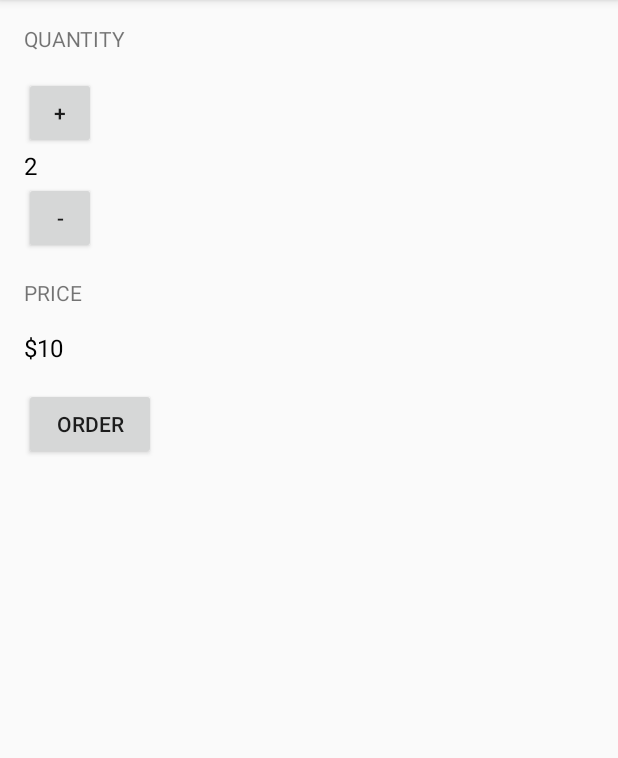
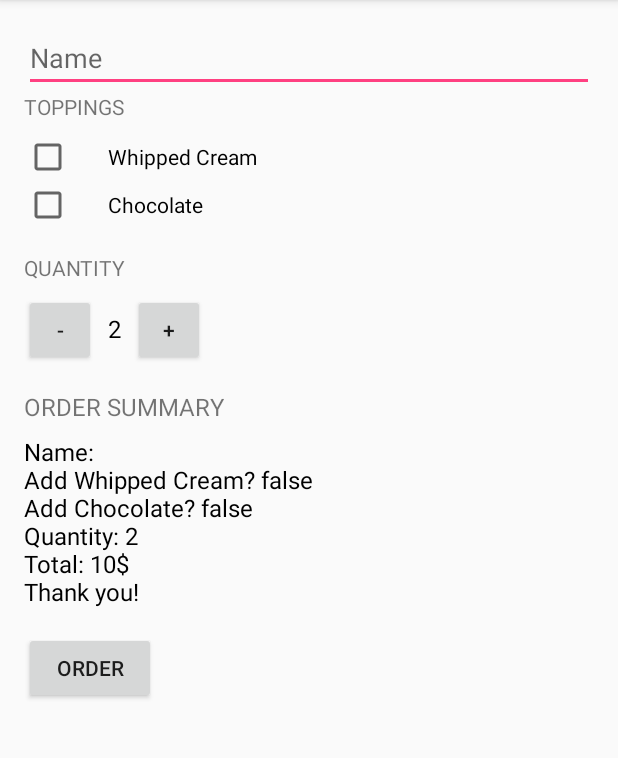
Before and after one commit to jandoant/justjava, an Android app: the screen it shows after launch (MainActivity), after a tap on "ORDER", on a phone screen of 412 x 824 dp, the part 84-842 px from its top. Run offline under Robolectric (Android 15) with nearby library versions, the phone set to English and light mode, and no system bars.

Commit message:
v.03 - UI Update

```diff
--- a/app/src/main/java/com/gmail/jandoant/justjava/MainActivity.java
+++ b/app/src/main/java/com/gmail/jandoant/justjava/MainActivity.java
@@ -3,12 +3,18 @@ package com.gmail.jandoant.justjava;
 import android.os.Bundle;
 import android.support.v7.app.AppCompatActivity;
 import android.view.View;
+import android.widget.CheckBox;
+import android.widget.EditText;
 import android.widget.TextView;
 
 public class MainActivity extends AppCompatActivity {
 
-    int numberOfCoffees, pricePerCoffee, price;
-    TextView txt_quantity, txt_price;
+    private int numberOfCoffees, pricePerCoffee, price;
+    private EditText editText_clientName;
+    private TextView txt_quantity, txt_order;
+    private CheckBox chkBox_cream, chkBox_chocolate;
+    private String clientName;
+    private boolean hasWhippedCream, hasChocolate;
 
 
     @Override
@@ -19,15 +25,27 @@ public class MainActivity extends AppCompatActivity {
         //initial Values
         numberOfCoffees = 2;
         pricePerCoffee = 5;
+        clientName = null;
 
         //initUI
+        editText_clientName = (EditText) findViewById(R.id.editText_clientName);
         txt_quantity = (TextView) findViewById(R.id.txt_quantity);
-        txt_price = (TextView) findViewById(R.id.txt_price);
-        updateOrder();
+        txt_order = (TextView) findViewById(R.id.txt_order_summary);
+        chkBox_cream = (CheckBox) findViewById(R.id.chkBox_cream);
+        chkBox_chocolate = (CheckBox) findViewById(R.id.chkBox_chocolate);
+        displayQuantity();
     }
 
     public void submitOrder(View view) {
-        updateOrder();
+        assembleOrder();
+        displayOrderSummary();
+    }
+
+    private void assembleOrder() {
+        hasWhippedCream = chkBox_cream.isChecked();
+        hasChocolate = chkBox_chocolate.isChecked();
+        clientName = String.valueOf(editText_clientName.getText());
+        calulatePrice();
     }
 
     public void addCoffee(View view) {
@@ -47,23 +65,32 @@ public class MainActivity extends AppCompatActivity {
         displayQuantity();
     }
 
-    private void updatePrice() {
+    private void calulatePrice() {
+        //Pure Coffee Price
         price = numberOfCoffees * pricePerCoffee;
+        //Extra Charge
+        if (hasWhippedCream) {
+            price += 1;
+        }
+        if (hasChocolate) {
+            price += 2;
+        }
     }
 
-    private void displayPrice() {
-        txt_price.setText("$" + price);
+    private void displayOrderSummary() {
+
+        txt_order.setText(
+                "Name: " + clientName + "\n" +
+                        "Add Whipped Cream? " + hasWhippedCream + "\n" +
+                        "Add Chocolate? " + hasChocolate + "\n" +
+                        "Quantity: " + numberOfCoffees + "\n" +
+                        "Total: " + price + "$\n" +
+                        "Thank you!");
     }
 
     private void displayQuantity() {
         txt_quantity.setText("" + numberOfCoffees);
     }
 
-    private void updateOrder() {
-        displayQuantity();
-        updatePrice();
-        displayPrice();
-    }
-
 
 }
--- a/app/src/main/res/layout/activity_main.xml
+++ b/app/src/main/res/layout/activity_main.xml
@@ -1,37 +1,69 @@
 <?xml version="1.0" encoding="utf-8"?>
-<LinearLayout xmlns:android="http://schemas.android.com/apk/res/android"
+
+<ScrollView xmlns:android="http://schemas.android.com/apk/res/android"
     xmlns:tools="http://schemas.android.com/tools"
     android:layout_width="match_parent"
     android:layout_height="match_parent"
+    tools:context="com.gmail.jandoant.justjava.MainActivity">
+
+    <LinearLayout
+        android:layout_width="match_parent"
+        android:layout_height="match_parent"
+        android:baselineAligned="false"
         android:orientation="vertical"
         android:paddingBottom="@dimen/activity_vertical_margin"
         android:paddingLeft="@dimen/activity_horizontal_margin"
         android:paddingRight="@dimen/activity_horizontal_margin"
-    android:paddingTop="@dimen/activity_vertical_margin"
-    tools:context="com.gmail.jandoant.justjava.MainActivity">
+        android:paddingTop="@dimen/activity_vertical_margin">
 
+        <EditText
+            android:id="@+id/editText_clientName"
+            android:layout_width="match_parent"
+            android:layout_height="wrap_content"
+            android:ems="10"
+            android:hint="Name"
+            android:inputType="textPersonName"
+            android:maxLines="1" />
 
         <TextView
             android:layout_width="wrap_content"
             android:layout_height="wrap_content"
-        android:layout_marginBottom="16dp"
+            android:layout_marginBottom="8dp"
+            android:text="Toppings"
+            android:textAllCaps="true" />
+
+
+        <CheckBox
+            android:id="@+id/chkBox_cream"
+            android:layout_width="wrap_content"
+            android:layout_height="wrap_content"
+            android:checked="false"
+            android:paddingLeft="24dp"
+            android:text="Whipped Cream"
+            android:textSize="14sp" />
+
+        <CheckBox
+            android:id="@+id/chkBox_chocolate"
+            android:layout_width="wrap_content"
+            android:layout_height="wrap_content"
+            android:checked="false"
+            android:paddingLeft="24dp"
+            android:text="Chocolate"
+            android:textSize="14sp" />
+
+        <TextView
+            android:layout_width="wrap_content"
+            android:layout_height="wrap_content"
+            android:layout_marginBottom="8dp"
+            android:layout_marginTop="16dp"
             android:text="Quantity"
             android:textAllCaps="true" />
 
-    <Button
-        android:id="@+id/btn_addCoffee"
-        android:layout_width="48dp"
-        android:layout_height="48dp"
-        android:onClick="addCoffee"
-        android:text="+" />
 
-    <TextView
-        android:id="@+id/txt_quantity"
+        <LinearLayout
             android:layout_width="wrap_content"
             android:layout_height="wrap_content"
-        android:text="0"
-        android:textColor="@android:color/black"
-        android:textSize="16sp" />
+            android:orientation="horizontal">
 
             <Button
                 android:id="@+id/btn_removeCoffee"
@@ -41,18 +73,38 @@
                 android:text="-" />
 
             <TextView
+                android:id="@+id/txt_quantity"
                 android:layout_width="wrap_content"
                 android:layout_height="wrap_content"
-        android:layout_marginBottom="16dp"
-        android:layout_marginTop="16dp"
-        android:text="Price"
-        android:textAllCaps="true" />
+                android:layout_marginLeft="8dp"
+                android:layout_marginRight="8dp"
+                android:text="0"
+                android:textColor="@android:color/black"
+                android:textSize="16sp" />
+
+            <Button
+                android:id="@+id/btn_addCoffee"
+                android:layout_width="48dp"
+                android:layout_height="48dp"
+                android:onClick="addCoffee"
+                android:text="+" />
+        </LinearLayout>
 
         <TextView
-        android:id="@+id/txt_price"
             android:layout_width="wrap_content"
             android:layout_height="wrap_content"
-        android:text="$0"
+            android:layout_marginBottom="8dp"
+            android:layout_marginTop="16dp"
+            android:lineSpacingExtra="24dp"
+            android:text="Order Summary"
+            android:textAllCaps="true"
+            android:textSize="16sp" />
+
+        <TextView
+            android:id="@+id/txt_order_summary"
+            android:layout_width="wrap_content"
+            android:layout_height="wrap_content"
+            android:text="Please Order your Coffee :-)"
             android:textColor="@android:color/black"
             android:textSize="16sp" />
 
@@ -64,3 +116,4 @@
             android:onClick="submitOrder"
             android:text="Order" />
     </LinearLayout>
+</ScrollView>
```
Also changed, not shown: 1 other file. Lines whose indentation alone changed are shown as unchanged.
